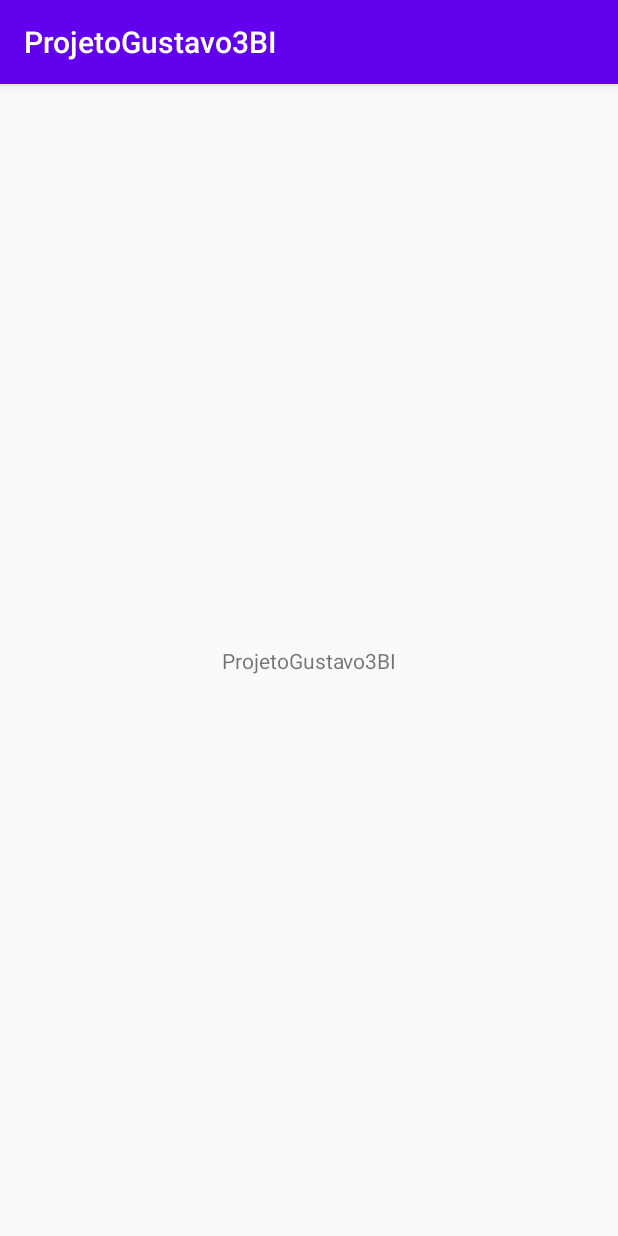
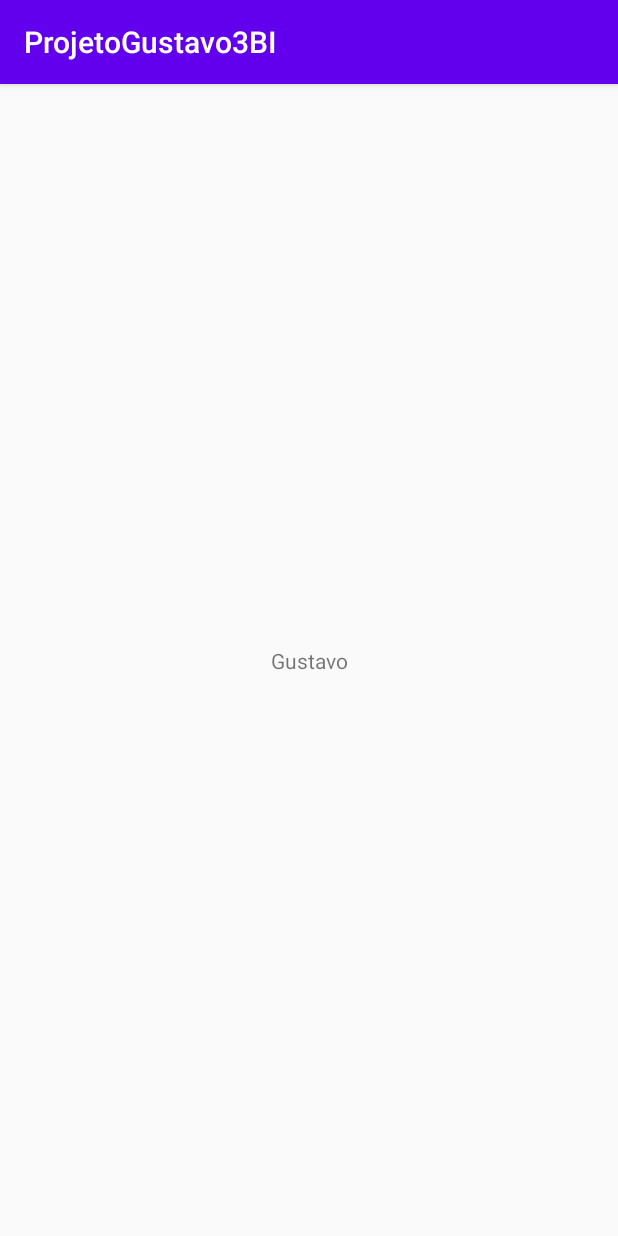
Before and after one commit to GustavoTeixeiraFmm/ProjetoGustavo3BI, an Android app: the screen it shows after launch (MainActivity), on a phone screen of 412 x 824 dp. Run offline under Robolectric (Android 15) with nearby library versions, the phone set to English and light mode, and no system bars.

Commit message:
adicionando meu nome

```diff
--- a/app/src/main/res/layout/activity_main.xml
+++ b/app/src/main/res/layout/activity_main.xml
@@ -9,7 +9,7 @@
     <TextView
         android:layout_width="wrap_content"
         android:layout_height="wrap_content"
-        android:text="@string/app_name"
+        android:text="Gustavo"
         app:layout_constraintRight_toRightOf="parent"
         app:layout_constraintBottom_toBottomOf="parent"
         app:layout_constraintLeft_toLeftOf="parent"
```
